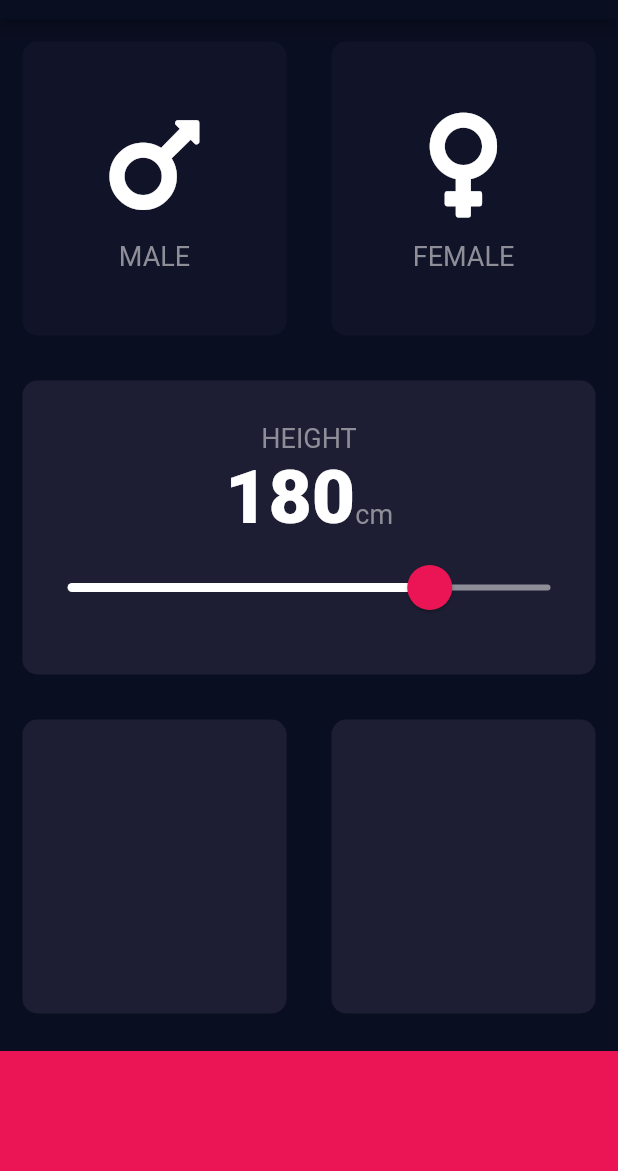
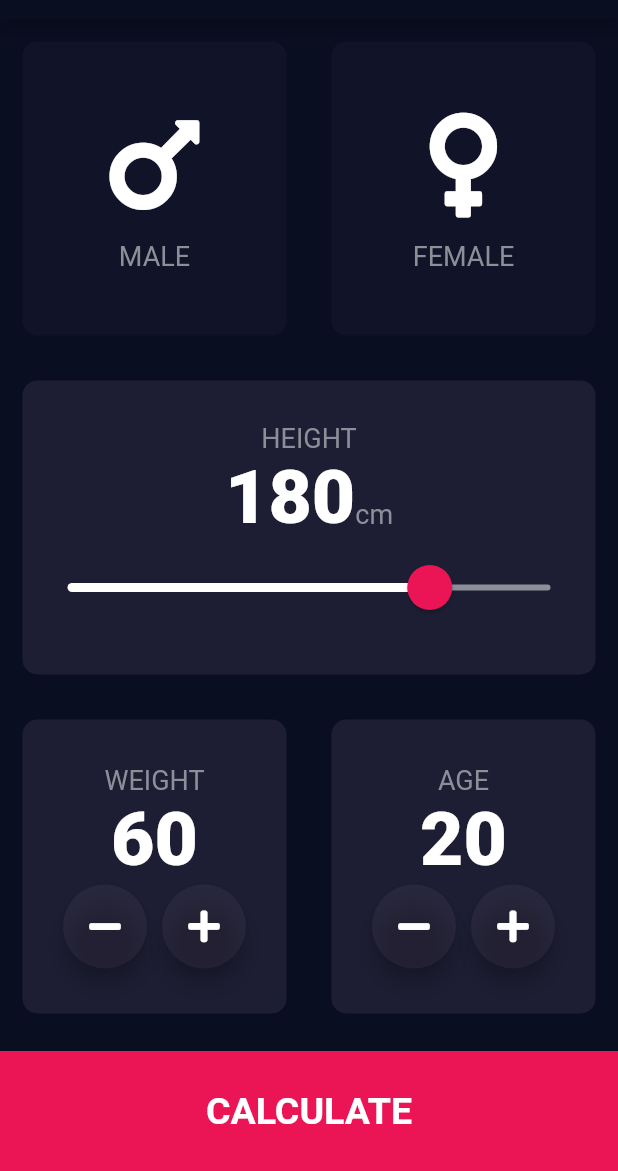
Before and after one commit to Ritwikmehta28/BmiCalculatorApp, a Flutter app: the screen it shows after launch, on a phone screen of 412 x 824 dp, the part 65-1236 px from its top. Run offline on Flutter 3.47's test engine with Material 2 defaults, Android fonts, the phone set to English and light mode, and no system bars; our stand-ins replace font_awesome_flutter.

Commit message:
Completed the project.
The project is in working condition may make further changes or add features.

```diff
--- /dev/null
+++ b/lib/Components/bottom_button.dart
@@ -0,0 +1,27 @@
+import 'package:flutter/material.dart';
+import '../constants.dart';
+
+class BottomButton extends StatelessWidget {
+  BottomButton({@required this.buttonText, @required this.onTap});
+
+  final Function onTap;
+  final String buttonText;
+  @override
+  Widget build(BuildContext context) {
+    return GestureDetector(
+      onTap: onTap,
+      child: Container(
+        child: Center(
+          child: Text(
+            buttonText,
+            style: kBigButton,
+          ),
+        ),
+        margin: EdgeInsets.only(top: 10.0),
+        color: kBottomButtonColour,
+        height: kBottomButtonHeight,
+        width: double.infinity,
+      ),
+    );
+  }
+}
--- /dev/null
+++ b/lib/Components/round_icon_button.dart
@@ -0,0 +1,23 @@
+import 'package:flutter/material.dart';
+
+class RoundIconButton extends StatelessWidget {
+  RoundIconButton({@required this.icon, @required this.onPressed});
+
+  final IconData icon;
+  final Function onPressed;
+
+  @override
+  Widget build(BuildContext context) {
+    return RawMaterialButton(
+      onPressed: onPressed,
+      child: Icon(icon),
+      constraints: BoxConstraints.tightFor(
+        width: 56.0,
+        height: 56.0,
+      ),
+      shape: CircleBorder(),
+      fillColor: Color(0xFF4C4FE),
+      elevation: 6.0,
+    );
+  }
+}
--- a/lib/input_page.dart
+++ b/lib/Screens/input_page.dart
@@ -1,8 +1,12 @@
 import 'package:flutter/material.dart';
-import 'package:bmicalculators/ReusableCard.dart';
-import 'ColumnGender.dart';
+import 'package:bmicalculators/Components/ReusableCard.dart';
+import '../Components/ColumnGender.dart';
 import 'package:font_awesome_flutter/font_awesome_flutter.dart';
-import 'constants.dart';
+import 'package:bmicalculators/constants.dart';
+import '../Screens/result_page.dart';
+import '../Components/bottom_button.dart';
+import '../Components/round_icon_button.dart';
+import 'package:bmicalculators/calculator_brain.dart';
 
 //These are the gender Enums
 enum Gender {
@@ -11,6 +15,8 @@ enum Gender {
 }
 
 int height = 180;
+int weight = 60;
+int age = 20;
 
 class InputPage extends StatefulWidget {
   @override
@@ -126,23 +132,110 @@ class _InputPageState extends State<InputPage> {
                 children: <Widget>[
                   Expanded(
                     child: ReusableCard(
+                      cardChild: Column(
+                        mainAxisAlignment: MainAxisAlignment.center,
+                        children: <Widget>[
+                          Text(
+                            'WEIGHT',
+                            style: kLabelTextStyle,
+                          ),
+                          Text(
+                            weight.toString(),
+                            style: kIntTextStyle,
+                          ),
+                          Row(
+                            mainAxisAlignment: MainAxisAlignment.center,
+                            children: <Widget>[
+                              RoundIconButton(
+                                onPressed: () {
+                                  setState(() {
+                                    weight--;
+                                  });
+                                },
+                                icon: FontAwesomeIcons.minus,
+                              ),
+                              SizedBox(
+                                width: 10.0,
+                              ),
+                              RoundIconButton(
+                                icon: FontAwesomeIcons.plus,
+                                onPressed: () {
+                                  setState(() {
+                                    weight++;
+                                  });
+                                },
+                              ),
+                            ],
+                          ),
+                        ],
+                      ),
                       colour: kActiveCardColour,
                     ),
                   ),
                   Expanded(
                     child: ReusableCard(
+                      cardChild: Column(
+                        mainAxisAlignment: MainAxisAlignment.center,
+                        children: <Widget>[
+                          Text(
+                            'AGE',
+                            style: kLabelTextStyle,
+                          ),
+                          Text(
+                            age.toString(),
+                            style: kIntTextStyle,
+                          ),
+                          Row(
+                            mainAxisAlignment: MainAxisAlignment.center,
+                            children: <Widget>[
+                              RoundIconButton(
+                                onPressed: () {
+                                  setState(() {
+                                    age--;
+                                  });
+                                },
+                                icon: FontAwesomeIcons.minus,
+                              ),
+                              SizedBox(
+                                width: 10.0,
+                              ),
+                              RoundIconButton(
+                                onPressed: () {
+                                  setState(() {
+                                    age++;
+                                  });
+                                },
+                                icon: FontAwesomeIcons.plus,
+                              ),
+                            ],
+                          ),
+                        ],
+                      ),
                       colour: kActiveCardColour,
                     ),
                   ),
                 ],
               ),
             ),
-            Container(
-              margin: EdgeInsets.only(top: 10.0),
-              color: kBottomButtonColour,
-              height: kBottomButtonHeight,
-              width: double.infinity,
-            )
+            BottomButton(
+              buttonText: 'CALCULATE',
+              onTap: () {
+                CalculatorBrain calc =
+                    CalculatorBrain(height: height, weight: weight);
+                Navigator.push(
+                  context,
+                  MaterialPageRoute(
+                    builder: (context) {
+                      return ResultPage(
+                        bmiResult: calc.calculateBMI(),
+                        resultText: calc.getResult(),
+                        interpretation: calc.getInterpretation(),
+                      );
+                    },
+                  ),
+                );
+              },
+            ),
           ],
         ));
   }
--- /dev/null
+++ b/lib/calculator_brain.dart
@@ -0,0 +1,34 @@
+import 'dart:math';
+
+class CalculatorBrain {
+  CalculatorBrain({this.height, this.weight});
+  final int height;
+  final int weight;
+
+  double _bmi;
+
+  String calculateBMI() {
+    _bmi = weight / pow(height / 100, 2);
+    return _bmi.toStringAsFixed(1);
+  }
+
+  String getResult() {
+    if (_bmi >= 25.0) {
+      return 'Overweight';
+    } else if (_bmi >= 18.5) {
+      return 'Normal';
+    } else {
+      return 'Underweight';
+    }
+  }
+
+  String getInterpretation() {
+    if (_bmi >= 25) {
+      return 'You have a higher than normal body weight. Try to exercise more.';
+    } else if (_bmi > 18.5) {
+      return 'You have a normal body weight. Good job!';
+    } else {
+      return 'You have a lower than normal body weight. You should eat more';
+    }
+  }
+}
--- a/lib/constants.dart
+++ b/lib/constants.dart
@@ -14,3 +14,8 @@ const kIntTextStyle = TextStyle(
   fontSize: 50.0,
   fontWeight: FontWeight.w900,
 );
+
+const kBigButton = TextStyle(
+  fontWeight: FontWeight.bold,
+  fontSize: 25.0,
+);
--- a/lib/main.dart
+++ b/lib/main.dart
@@ -1,5 +1,5 @@
 import 'package:flutter/material.dart';
-import 'input_page.dart';
+import 'Screens/input_page.dart';
 
 void main() => runApp(BMICalculator());
 
```
Also changed, not shown: lib/Screens/result_page.dart (added, +82 -0 lines), lib/Components/ColumnGender.dart (renamed from lib/ColumnGender.dart), lib/Components/ReusableCard.dart (renamed from lib/ReusableCard.dart).
